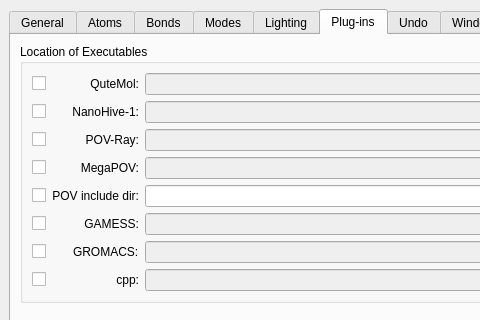
Above: cad/src/UserPrefsDialog.ui from kanzure/nanoengineer before the change; both pictures show x 0 to 480 and y 0 to 320 of the 628 by 678 pixel window. Below: the same form after it.
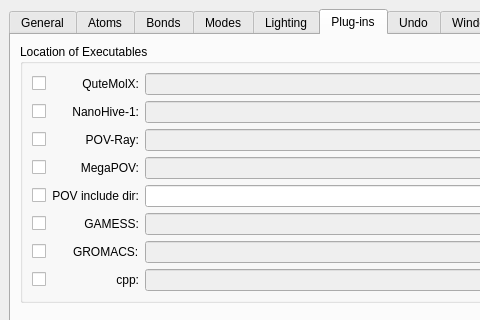
That is the form after the change. Icons and pictures are not drawn.

Commit message: Changed QuteMol to QuteMolX.

Diff of the .ui file:
```diff
--- a/cad/src/UserPrefsDialog.ui
+++ b/cad/src/UserPrefsDialog.ui
@@ -3508,7 +3508,7 @@
                  <string/>
                 </property>
                 <property name="text" >
-                 <string>QuteMol:</string>
+                 <string>QuteMolX:</string>
                 </property>
                 <property name="alignment" >
                  <set>Qt::AlignRight|Qt::AlignTrailing|Qt::AlignVCenter</set>
```
Left out of the diff: 6 changed lines with no effect on the pictures. The commit also changes 10 other files.
